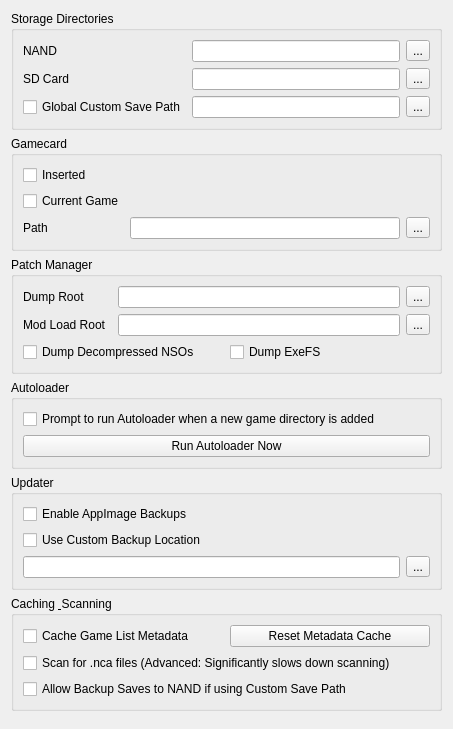
Above: src/citron/configuration/configure_filesystem.ui from citron-neo/emulator before the change. Below: the same form after it.
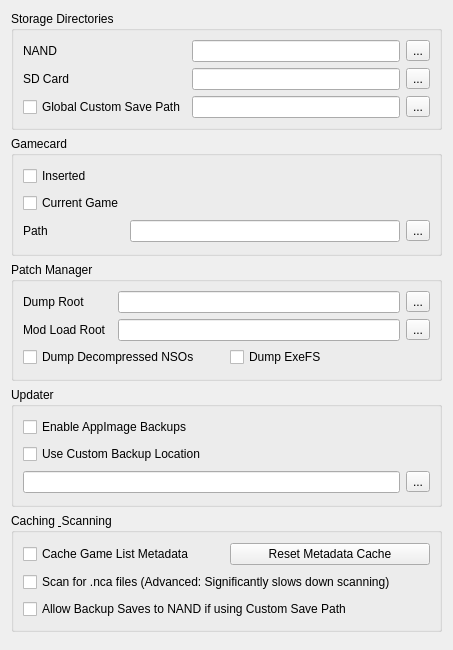
That is the form after the change.

Commit message: feat: See you Later, Updater Manager/Autoloader!

What changed in the file:
```diff
--- a/src/citron/configuration/configure_filesystem.ui
+++ b/src/citron/configuration/configure_filesystem.ui
@@ -77,15 +77,7 @@
      </layout>
     </widget>
    </item>
-   <item>
-    <widget class="QGroupBox" name="autoloader_group">
-     <property name="title"><string>Autoloader</string></property>
-     <layout class="QVBoxLayout">
-      <item><widget class="QCheckBox" name="prompt_for_autoloader"><property name="text"><string>Prompt to run Autoloader when a new game directory is added</string></property></widget></item>
-      <item><widget class="QPushButton" name="run_autoloader_button"><property name="text"><string>Run Autoloader Now</string></property></widget></item>
-     </layout>
-    </widget>
-   </item>
+
    <item>
     <widget class="QGroupBox" name="updater_group">
      <property name="title"><string>Updater</string></property>
```
The commit also changes 11 other files.
